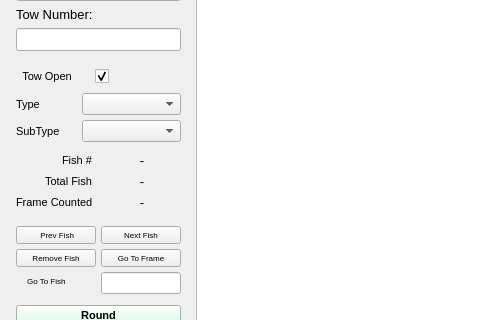
First picture: the form in FishGUI/mainwindow.ui, repository cvisionai/Tator-Native, before the edit; both pictures show x 0 to 480 and y 154 to 474 of the 1012 by 685 pixel window.
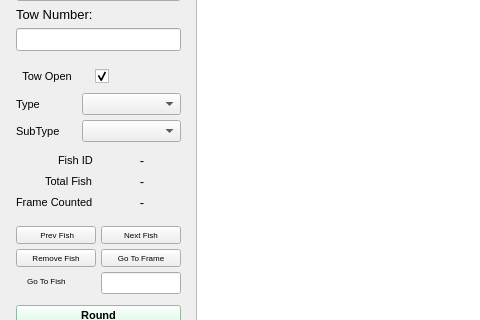
Second picture: the form after the edit. Custom widgets are drawn as their Qt base class.

```diff
--- a/FishGUI/mainwindow.ui
+++ b/FishGUI/mainwindow.ui
@@ -413,7 +413,7 @@
             </font>
            </property>
            <property name="text">
-            <string>Fish #</string>
+            <string>Fish ID</string>
            </property>
           </widget>
          </item>
```
